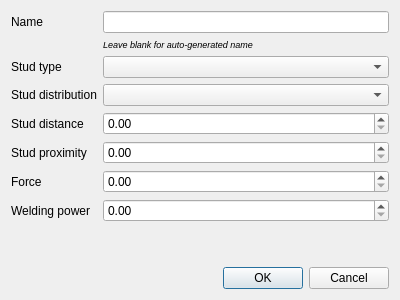
Qt form mission_control/src/GUI/addTask.ui (inesc-tec-robotics/carlos_mission_control) before a commit.
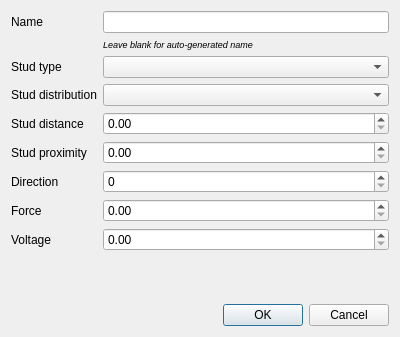
The same form after that commit.

Commit message: Updated task params. Power renamed to voltage. Added direction as requested by Diego

The edit to the form file:
```diff
--- a/mission_control/src/GUI/addTask.ui
+++ b/mission_control/src/GUI/addTask.ui
@@ -7,7 +7,7 @@
     <x>0</x>
     <y>0</y>
     <width>400</width>
-    <height>300</height>
+    <height>337</height>
    </rect>
   </property>
   <property name="windowTitle">
@@ -51,17 +51,17 @@
        </property>
       </widget>
      </item>
-     <item row="6" column="0">
+     <item row="7" column="0">
       <widget class="QLabel" name="label_6">
        <property name="text">
         <string>Force</string>
        </property>
       </widget>
      </item>
-     <item row="7" column="0">
+     <item row="8" column="0">
       <widget class="QLabel" name="label_7">
        <property name="text">
-        <string>Welding power</string>
+        <string>Voltage</string>
        </property>
       </widget>
      </item>
@@ -80,11 +80,11 @@
      <item row="5" column="1">
       <widget class="QDoubleSpinBox" name="proximity"/>
      </item>
-     <item row="6" column="1">
-      <widget class="QDoubleSpinBox" name="force"/>
-     </item>
      <item row="7" column="1">
-      <widget class="QDoubleSpinBox" name="power"/>
+      <widget class="QDoubleSpinBox" name="force"/>
+     </item>
+     <item row="8" column="1">
+      <widget class="QDoubleSpinBox" name="voltage"/>
      </item>
      <item row="1" column="1">
       <widget class="QLabel" name="label_8">
@@ -99,6 +99,16 @@
        </property>
       </widget>
      </item>
+     <item row="6" column="0">
+      <widget class="QLabel" name="label_9">
+       <property name="text">
+        <string>Direction</string>
+       </property>
+      </widget>
+     </item>
+     <item row="6" column="1">
+      <widget class="QSpinBox" name="direction"/>
+     </item>
     </layout>
    </item>
    <item>
```
The commit also changes 23 other files.
